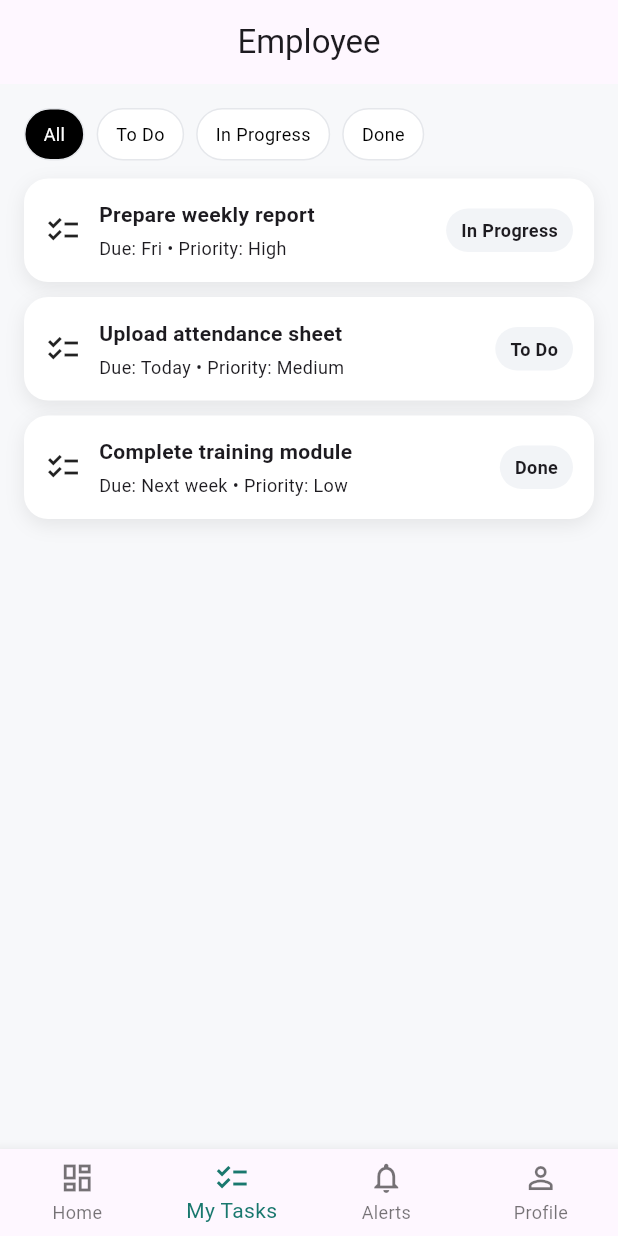
After one commit to Ftaimalb/employee_task_tracking, a Flutter app: the EmployeeHome screen opened directly, item 2 of the bottom bar chosen, after a tap on "All", on a phone screen of 412 x 824 dp. The commit adds this screen. Run offline on Flutter 3.47's test engine with Material 3 defaults, Android fonts, the phone set to English and light mode, and no system bars; our stand-ins replace cloud_firestore, cloud_functions, firebase_auth, firebase_core; accounts and stored records are empty.

Commit message:
employee UI pages created , Notifications, profile, tasks and home pages

```diff
--- /dev/null
+++ b/lib/frontend/pages/employee/employeeDashboard_tab.dart
@@ -0,0 +1,86 @@
+import 'package:flutter/material.dart';
+
+class EmployeeDashboardTab extends StatelessWidget {
+  const EmployeeDashboardTab({super.key});
+
+  @override
+  Widget build(BuildContext context) {
+    // Dummy stats
+    const assigned = 6;
+    const dueSoon = 2;
+    const completed = 3;
+
+    return SingleChildScrollView(
+      padding: const EdgeInsets.all(16),
+      child: Column(
+        crossAxisAlignment: CrossAxisAlignment.start,
+        children: [
+          const Text("My Overview", style: TextStyle(fontSize: 20, fontWeight: FontWeight.w700)),
+          const SizedBox(height: 12),
+
+          Row(
+            children: const [
+              Expanded(child: _StatCard(title: "Assigned", value: "$assigned", icon: Icons.assignment_outlined)),
+              SizedBox(width: 12),
+              Expanded(child: _StatCard(title: "Due Soon", value: "$dueSoon", icon: Icons.schedule_outlined)),
+            ],
+          ),
+          const SizedBox(height: 12),
+          const _StatCard(title: "Completed", value: "$completed", icon: Icons.check_circle_outline),
+
+          const SizedBox(height: 18),
+          const Text("Today", style: TextStyle(fontSize: 16, fontWeight: FontWeight.w700)),
+          const SizedBox(height: 10),
+
+          Container(
+            width: double.infinity,
+            padding: const EdgeInsets.all(16),
+            decoration: BoxDecoration(
+              color: Colors.white,
+              borderRadius: BorderRadius.circular(16),
+              boxShadow: const [BoxShadow(blurRadius: 10, offset: Offset(0, 4), color: Color(0x14000000))],
+            ),
+            child: const Text(
+              "You have 2 tasks due soon. Check the My Tasks tab to update progress.",
+              style: TextStyle(fontSize: 13),
+            ),
+          ),
+        ],
+      ),
+    );
+  }
+}
+
+class _StatCard extends StatelessWidget {
+  final String title;
+  final String value;
+  final IconData icon;
+
+  const _StatCard({required this.title, required this.value, required this.icon});
+
+  @override
+  Widget build(BuildContext context) {
+    return Container(
+      padding: const EdgeInsets.all(16),
+      decoration: BoxDecoration(
+        color: const Color.fromARGB(255, 247, 248, 248),
+        borderRadius: BorderRadius.circular(16),
+        boxShadow: const [BoxShadow(blurRadius: 10, offset: Offset(0, 4), color: Color(0x14000000))],
+      ),
+      child: Row(
+        children: [
+          Icon(icon),
+          const SizedBox(width: 12),
+          Column(
+            crossAxisAlignment: CrossAxisAlignment.start,
+            children: [
+              Text(title, style: const TextStyle(fontSize: 12)),
+              const SizedBox(height: 4),
+              Text(value, style: const TextStyle(fontSize: 18, fontWeight: FontWeight.w800)),
+            ],
+          ),
+        ],
+      ),
+    );
+  }
+}
--- /dev/null
+++ b/lib/frontend/pages/employee/employeeHome.dart
@@ -0,0 +1,53 @@
+import 'package:flutter/material.dart';
+
+import 'employeeDashboard_tab.dart';
+import 'employeeTasks_tab.dart';
+import 'employeeNotifications_tab.dart';
+import 'employeeProfile_tab.dart';
+
+class EmployeeHome extends StatefulWidget {
+  const EmployeeHome({super.key});
+
+  @override
+  State<EmployeeHome> createState() => _EmployeeHomeState();
+}
+
+class _EmployeeHomeState extends State<EmployeeHome> {
+  int index = 0;
+
+  final pages = const [
+    EmployeeDashboardTab(),
+    EmployeeTasksTab(),
+    EmployeeNotificationsTab(),
+    EmployeeProfileTab(),
+  ];
+
+  @override
+  Widget build(BuildContext context) {
+    return Scaffold(
+      backgroundColor: const Color.fromARGB(255, 247, 248, 250),
+      appBar: AppBar(
+        title: const Text("Employee"),
+        centerTitle: true,
+      ),
+      body: pages[index],
+      bottomNavigationBar: BottomNavigationBar(
+        type: BottomNavigationBarType.fixed,
+        currentIndex: index,
+        selectedItemColor: const Color.fromARGB(255, 25, 120, 110),
+        unselectedItemColor: Colors.black54,
+        onTap: (i) => setState(() => index = i),
+        items: const [
+          BottomNavigationBarItem(
+              icon: Icon(Icons.dashboard_outlined), label: "Home"),
+          BottomNavigationBarItem(
+              icon: Icon(Icons.checklist_outlined), label: "My Tasks"),
+          BottomNavigationBarItem(
+              icon: Icon(Icons.notifications_none), label: "Alerts"),
+          BottomNavigationBarItem(
+              icon: Icon(Icons.person_outline), label: "Profile"),
+        ],
+      ),
+    );
+  }
+}
--- /dev/null
+++ b/lib/frontend/pages/employee/employeeTasks_tab.dart
@@ -0,0 +1,156 @@
+import 'package:flutter/material.dart';
+
+import '../sharedPages/taskDetailsPage.dart';
+
+class EmployeeTasksTab extends StatefulWidget {
+  const EmployeeTasksTab({super.key});
+
+  @override
+  State<EmployeeTasksTab> createState() => _EmployeeTasksTabState();
+}
+
+class _EmployeeTasksTabState extends State<EmployeeTasksTab> {
+  String filter = "All";
+
+  final myTasks = [
+    {
+      "title": "Prepare weekly report",
+      "assignee": "You",
+      "due": "Fri",
+      "priority": "High",
+      "status": "In Progress",
+    },
+    {
+      "title": "Upload attendance sheet",
+      "assignee": "You",
+      "due": "Today",
+      "priority": "Medium",
+      "status": "To Do",
+    },
+    {
+      "title": "Complete training module",
+      "assignee": "You",
+      "due": "Next week",
+      "priority": "Low",
+      "status": "Done",
+    },
+  ];
+
+  @override
+  Widget build(BuildContext context) {
+    final filtered = myTasks.where((t) {
+      if (filter == "All") return true;
+      return (t["status"] ?? "") == filter;
+    }).toList();
+
+    return Padding(
+      padding: const EdgeInsets.all(16),
+      child: Column(
+        children: [
+          Row(
+            children: [
+              _Chip(label: "All", selected: filter == "All", onTap: () => setState(() => filter = "All")),
+              const SizedBox(width: 8),
+              _Chip(label: "To Do", selected: filter == "To Do", onTap: () => setState(() => filter = "To Do")),
+              const SizedBox(width: 8),
+              _Chip(label: "In Progress", selected: filter == "In Progress", onTap: () => setState(() => filter = "In Progress")),
+              const SizedBox(width: 8),
+              _Chip(label: "Done", selected: filter == "Done", onTap: () => setState(() => filter = "Done")),
+            ],
+          ),
+          const SizedBox(height: 12),
+
+          Expanded(
+            child: ListView.separated(
+              itemCount: filtered.length,
+              separatorBuilder: (_, __) => const SizedBox(height: 10),
+              itemBuilder: (context, i) {
+                final t = filtered[i];
+
+                return InkWell(
+                  borderRadius: BorderRadius.circular(16),
+                  onTap: () {
+                    Navigator.push(
+                      context,
+                      MaterialPageRoute(
+                        builder: (_) => TaskDetailsScreen(task: t),
+                      ),
+                    );
+                  },
+                  child: Container(
+                    padding: const EdgeInsets.all(14),
+                    decoration: BoxDecoration(
+                      color: Colors.white,
+                      borderRadius: BorderRadius.circular(16),
+                      boxShadow: const [BoxShadow(blurRadius: 10, offset: Offset(0, 4), color: Color(0x14000000))],
+                    ),
+                    child: Row(
+                      children: [
+                        const Icon(Icons.checklist_outlined),
+                        const SizedBox(width: 12),
+                        Expanded(
+                          child: Column(
+                            crossAxisAlignment: CrossAxisAlignment.start,
+                            children: [
+                              Text(t["title"] ?? "", style: const TextStyle(fontWeight: FontWeight.w700)),
+                              const SizedBox(height: 4),
+                              Text("Due: ${t["due"]} • Priority: ${t["priority"]}", style: const TextStyle(fontSize: 12)),
+                            ],
+                          ),
+                        ),
+                        const SizedBox(width: 10),
+                        _Tag(text: t["status"] ?? ""),
+                      ],
+                    ),
+                  ),
+                );
+              },
+            ),
+          ),
+        ],
+      ),
+    );
+  }
+}
+
+class _Chip extends StatelessWidget {
+  final String label;
+  final bool selected;
+  final VoidCallback onTap;
+
+  const _Chip({required this.label, required this.selected, required this.onTap});
+
+  @override
+  Widget build(BuildContext context) {
+    return InkWell(
+      onTap: onTap,
+      borderRadius: BorderRadius.circular(999),
+      child: Container(
+        padding: const EdgeInsets.symmetric(horizontal: 12, vertical: 8),
+        decoration: BoxDecoration(
+          color: selected ? Colors.black : Colors.white,
+          borderRadius: BorderRadius.circular(999),
+          border: Border.all(color: const Color(0xFFE5E7EB)),
+        ),
+        child: Text(label, style: TextStyle(color: selected ? Colors.white : Colors.black, fontSize: 12)),
+      ),
+    );
+  }
+}
+
+class _Tag extends StatelessWidget {
+  final String text;
+  const _Tag({required this.text});
+
+  @override
+  Widget build(BuildContext context) {
+    return Container(
+      padding: const EdgeInsets.symmetric(horizontal: 10, vertical: 6),
+      decoration: BoxDecoration(
+        color: const Color(0xFFF2F4F7),
+        borderRadius: BorderRadius.circular(999),
+      ),
+      child: Text(text, style: const TextStyle(fontSize: 12, fontWeight: FontWeight.w600)),
+    );
+  }
+}
```
Also changed, not shown: lib/frontend/pages/employee/employeeDashboard.dart (deleted, +0 -12 lines), lib/frontend/pages/employee/employeeNotifications_tab.dart (added, +65 -0 lines), lib/frontend/pages/employee/employeeProfile_tab.dart (added, +84 -0 lines), lib/frontend/pages/login/login_page.dart (+3 -4 lines).
